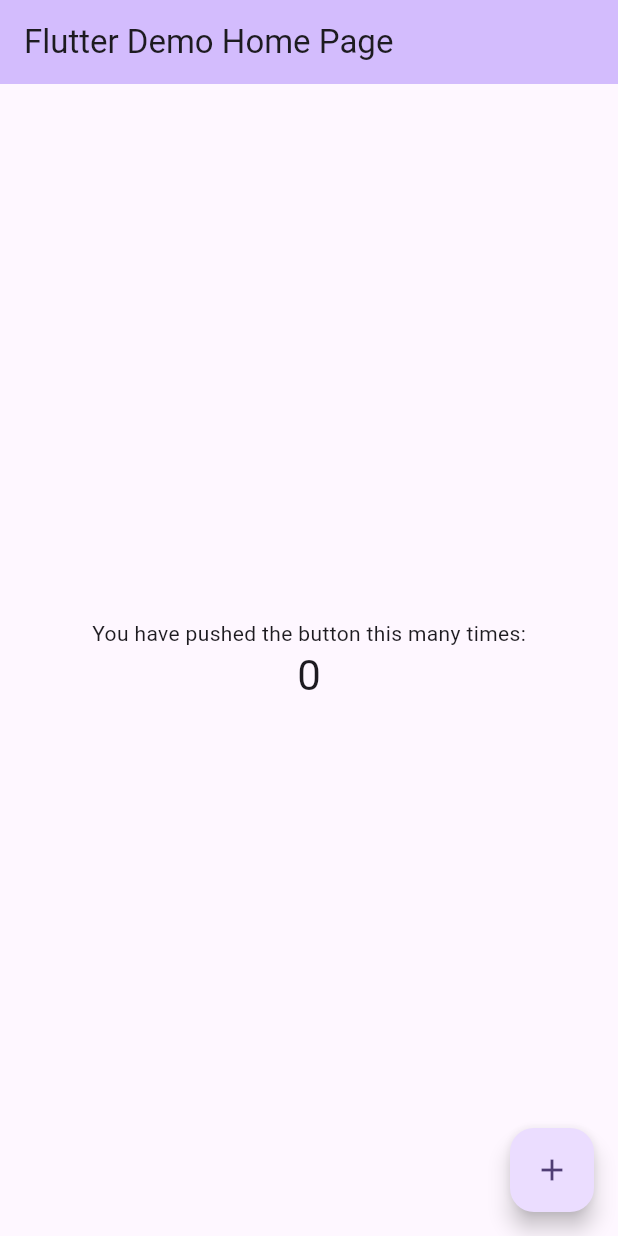
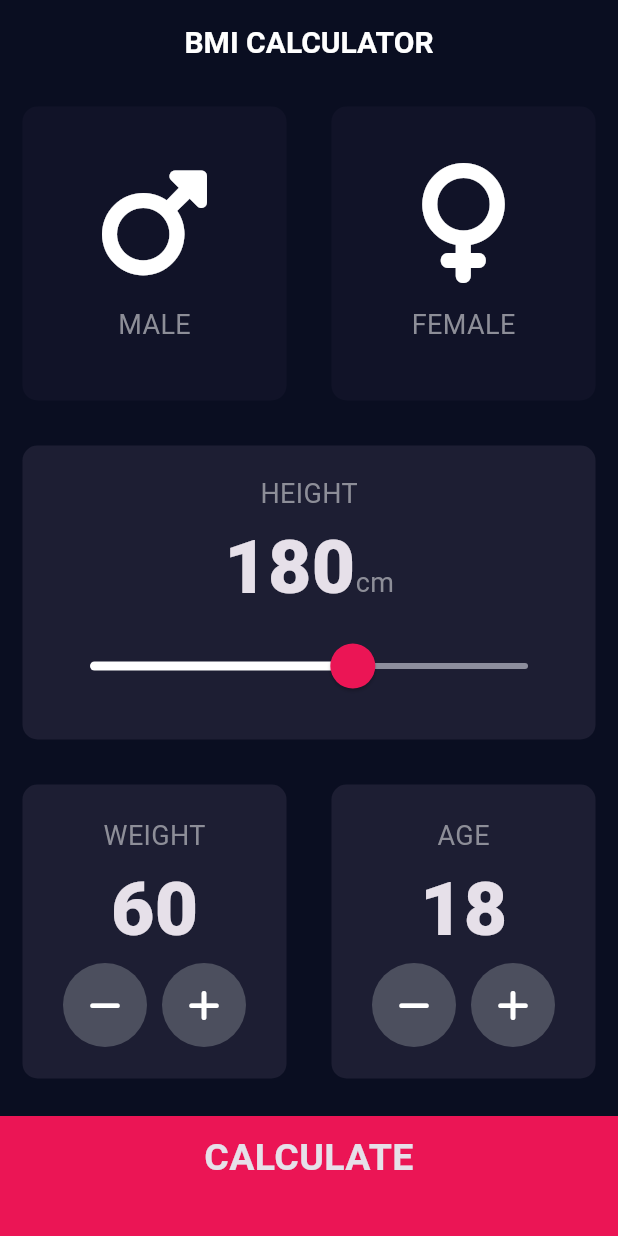
Before and after one commit to tasyamalia/bmi_calculator, a Flutter app: the screen it shows after launch, on a phone screen of 412 x 824 dp. Run offline on Flutter 3.47's test engine with Material 3 defaults, Android fonts, the phone set to English and light mode, and no system bars; our stand-ins replace font_awesome_flutter.

Commit message:
add project bmi calculator

```diff
--- /dev/null
+++ b/lib/calculator_brain.dart
@@ -0,0 +1,35 @@
+import 'dart:math';
+
+class CalculatorBrain {
+  CalculatorBrain({required this.height, required this.weight});
+
+  final int height;
+  final int weight;
+
+  late double _bmi;
+
+  String calculateBMI() {
+    _bmi = weight / pow(height / 100, 2);
+    return _bmi.toStringAsFixed(1);
+  }
+
+  String getResult() {
+    if (_bmi >= 25) {
+      return "Overweight";
+    } else if (_bmi > 18.5) {
+      return "Normal";
+    } else {
+      return "Underweight";
+    }
+  }
+
+  String getInterpretation() {
+    if (_bmi >= 25) {
+      return "You have a higher than normal body weight. Try excercise more";
+    } else if (_bmi > 18.5) {
+      return "You have a normal body weight. Good Job!";
+    } else {
+      return "You have a lower than normal body weight. You can eat a bit more";
+    }
+  }
+}
--- /dev/null
+++ b/lib/components/bottom_button.dart
@@ -0,0 +1,32 @@
+import 'package:bmi_calculator/constants.dart';
+import 'package:flutter/material.dart';
+
+class BottomButton extends StatelessWidget {
+  const BottomButton({super.key, this.onTap, required this.buttonTitle});
+
+  final Function? onTap;
+  final String buttonTitle;
+
+  @override
+  Widget build(BuildContext context) {
+    return GestureDetector(
+        onTap: () {
+          onTap?.call();
+        },
+        child: Container(
+          color: kBottomContainerColor,
+          margin: const EdgeInsets.only(top: 10),
+          padding: const EdgeInsets.only(bottom: 20),
+          width: double.infinity,
+          height: 80,
+          child: Padding(
+            padding: const EdgeInsets.only(top: 10),
+            child: Text(
+              buttonTitle,
+              style: kLargeButtonTextStyle,
+              textAlign: TextAlign.center,
+            ),
+          ),
+        ));
+  }
+}
--- /dev/null
+++ b/lib/components/icon_content.dart
@@ -0,0 +1,29 @@
+import 'package:bmi_calculator/constants.dart';
+import 'package:flutter/material.dart';
+
+class IconContent extends StatelessWidget {
+  const IconContent({super.key, required this.icon, required this.label});
+
+  final IconData icon;
+  final String label;
+
+  @override
+  Widget build(BuildContext context) {
+    return Column(
+      mainAxisAlignment: MainAxisAlignment.center,
+      children: [
+        Icon(
+          icon,
+          size: 80,
+        ),
+        const SizedBox(
+          height: 15,
+        ),
+        Text(
+          label,
+          style: kLabelTextStyle,
+        )
+      ],
+    );
+  }
+}
--- /dev/null
+++ b/lib/components/reusable_card.dart
@@ -0,0 +1,23 @@
+import 'package:flutter/material.dart';
+
+class ReusableCard extends StatelessWidget {
+  const ReusableCard(
+      {super.key, required this.colour, this.cardChild, this.onPress});
+  final Color colour;
+  final Widget? cardChild;
+  final Function? onPress;
+  @override
+  Widget build(BuildContext context) {
+    return GestureDetector(
+      onTap: () {
+        onPress?.call();
+      },
+      child: Container(
+          margin: const EdgeInsets.all(15),
+          padding: const EdgeInsets.all(15),
+          decoration: BoxDecoration(
+              color: colour, borderRadius: BorderRadius.circular(10)),
+          child: cardChild),
+    );
+  }
+}
--- /dev/null
+++ b/lib/components/round_icon_button.dart
@@ -0,0 +1,21 @@
+import 'package:flutter/material.dart';
+
+class RoundIconButton extends StatelessWidget {
+  const RoundIconButton({super.key, required this.icon, this.onPress});
+
+  final IconData icon;
+  final Function? onPress;
+  @override
+  Widget build(BuildContext context) {
+    return RawMaterialButton(
+      onPressed: () {
+        onPress?.call();
+      },
+      elevation: 0.0,
+      constraints: const BoxConstraints.tightFor(width: 56, height: 56),
+      shape: const CircleBorder(),
+      fillColor: const Color(0xff4c4f5e),
+      child: Icon(icon),
+    );
+  }
+}
--- /dev/null
+++ b/lib/constants.dart
@@ -0,0 +1,36 @@
+import 'package:flutter/material.dart';
+
+const kActiveCardColor = Color(0xFF1d1e33);
+const kInactiveCardColor = Color(0xFF111328);
+const kBottomContainerColor = Color(0xFfeb1555);
+
+const kLabelTextStyle = TextStyle(
+  fontSize: 18,
+  color: Color(0xFF8D8E98),
+);
+
+const kNumberTextStyle = TextStyle(
+  fontSize: 50,
+  fontWeight: FontWeight.w900,
+);
+
+const kLargeButtonTextStyle =
+    TextStyle(fontSize: 25, fontWeight: FontWeight.bold);
+
+const kTitleTextStyle = TextStyle(
+  fontSize: 50,
+  fontWeight: FontWeight.bold,
+);
+
+const kResultTetStyle = TextStyle(
+  color: Color(0xff24d876),
+  fontSize: 22,
+  fontWeight: FontWeight.bold,
+);
+
+const kBMITextStyle = TextStyle(
+  fontSize: 100,
+  fontWeight: FontWeight.bold,
+);
+
+const kBodyTextStyle = TextStyle(fontSize: 22);
--- a/lib/main.dart
+++ b/lib/main.dart
@@ -1,125 +1,28 @@
+import 'package:bmi_calculator/screens/input_page.dart';
 import 'package:flutter/material.dart';
 
-void main() {
-  runApp(const MyApp());
-}
+void main() => runApp(const BMICalculator());
 
-class MyApp extends StatelessWidget {
-  const MyApp({super.key});
+class BMICalculator extends StatelessWidget {
+  const BMICalculator({super.key});
 
-  // This widget is the root of your application.
   @override
   Widget build(BuildContext context) {
     return MaterialApp(
-      title: 'Flutter Demo',
-      theme: ThemeData(
-        // This is the theme of your application.
-        //
-        // TRY THIS: Try running your application with "flutter run". You'll see
-        // the application has a purple toolbar. Then, without quitting the app,
-        // try changing the seedColor in the colorScheme below to Colors.green
-        // and then invoke "hot reload" (save your changes or press the "hot
-        // reload" button in a Flutter-supported IDE, or press "r" if you used
-        // the command line to start the app).
-        //
-        // Notice that the counter didn't reset back to zero; the application
-        // state is not lost during the reload. To reset the state, use hot
-        // restart instead.
-        //
-        // This works for code too, not just values: Most code changes can be
-        // tested with just a hot reload.
-        colorScheme: ColorScheme.fromSeed(seedColor: Colors.deepPurple),
-        useMaterial3: true,
+      theme: ThemeData.dark().copyWith(
+        primaryColor: const Color(0xFF0A0E21),
+        scaffoldBackgroundColor: const Color(0xFF0A0E21),
+        appBarTheme: const AppBarTheme(
+          color: Color(0x00FFFFFF),
+          iconTheme: IconThemeData(color: Colors.white), // Icon color
+          titleTextStyle: TextStyle(
+            color: Colors.white, // Text color of AppBar title
+            fontSize: 20, // You can adjust the font size if needed
+            fontWeight: FontWeight.bold,
+          ),
+        ),
       ),
-      home: const MyHomePage(title: 'Flutter Demo Home Page'),
+      home: const InputPage(),
     );
   }
 }
-
-class MyHomePage extends StatefulWidget {
-  const MyHomePage({super.key, required this.title});
-
-  // This widget is the home page of your application. It is stateful, meaning
-  // that it has a State object (defined below) that contains fields that affect
-  // how it looks.
-
-  // This class is the configuration for the state. It holds the values (in this
-  // case the title) provided by the parent (in this case the App widget) and
-  // used by the build method of the State. Fields in a Widget subclass are
-  // always marked "final".
-
-  final String title;
-
-  @override
-  State<MyHomePage> createState() => _MyHomePageState();
-}
-
-class _MyHomePageState extends State<MyHomePage> {
-  int _counter = 0;
-
-  void _incrementCounter() {
-    setState(() {
-      // This call to setState tells the Flutter framework that something has
-      // changed in this State, which causes it to rerun the build method below
-      // so that the display can reflect the updated values. If we changed
-      // _counter without calling setState(), then the build method would not be
-      // called again, and so nothing would appear to happen.
-      _counter++;
-    });
-  }
-
-  @override
-  Widget build(BuildContext context) {
-    // This method is rerun every time setState is called, for instance as done
-    // by the _incrementCounter method above.
-    //
-    // The Flutter framework has been optimized to make rerunning build methods
-    // fast, so that you can just rebuild anything that needs updating rather
-    // than having to individually change instances of widgets.
-    return Scaffold(
-      appBar: AppBar(
-        // TRY THIS: Try changing the color here to a specific color (to
-        // Colors.amber, perhaps?) and trigger a hot reload to see the AppBar
-        // change color while the other colors stay the same.
-        backgroundColor: Theme.of(context).colorScheme.inversePrimary,
-        // Here we take the value from the MyHomePage object that was created by
-        // the App.build method, and use it to set our appbar title.
-        title: Text(widget.title),
-      ),
-      body: Center(
-        // Center is a layout widget. It takes a single child and positions it
-        // in the middle of the parent.
-        child: Column(
-          // Column is also a layout widget. It takes a list of children and
-          // arranges them vertically. By default, it sizes itself to fit its
-          // children horizontally, and tries to be as tall as its parent.
-          //
-          // Column has various properties to control how it sizes itself and
-          // how it positions its children. Here we use mainAxisAlignment to
-          // center the children vertically; the main axis here is the vertical
-          // axis because Columns are vertical (the cross axis would be
-          // horizontal).
-          //
-          // TRY THIS: Invoke "debug painting" (choose the "Toggle Debug Paint"
-          // action in the IDE, or press "p" in the console), to see the
-          // wireframe for each widget.
-          mainAxisAlignment: MainAxisAlignment.center,
-          children: <Widget>[
-            const Text(
-              'You have pushed the button this many times:',
-            ),
-            Text(
-              '$_counter',
-              style: Theme.of(context).textTheme.headlineMedium,
-            ),
-          ],
-        ),
-      ),
-      floatingActionButton: FloatingActionButton(
-        onPressed: _incrementCounter,
-        tooltip: 'Increment',
-        child: const Icon(Icons.add),
-      ), // This trailing comma makes auto-formatting nicer for build methods.
-    );
-  }
-}
--- /dev/null
+++ b/lib/screens/input_page.dart
@@ -0,0 +1,237 @@
+import 'package:bmi_calculator/calculator_brain.dart';
+import 'package:bmi_calculator/components/bottom_button.dart';
+import 'package:bmi_calculator/constants.dart';
+import 'package:bmi_calculator/components/icon_content.dart';
+import 'package:bmi_calculator/screens/results_page.dart';
+import 'package:bmi_calculator/components/reusable_card.dart';
+import 'package:bmi_calculator/components/round_icon_button.dart';
+import 'package:flutter/material.dart';
+import 'package:font_awesome_flutter/font_awesome_flutter.dart';
+
+enum Gender {
+  male,
+  female,
+}
+
+class InputPage extends StatefulWidget {
+  const InputPage({super.key});
+
+  @override
+  _InputPageState createState() => _InputPageState();
+}
+
+class _InputPageState extends State<InputPage> {
+  Gender? selectedGender;
+  int height = 180;
+  int weight = 60;
+  int age = 18;
+
+  @override
+  Widget build(BuildContext context) {
+    return Scaffold(
+        appBar: AppBar(
+          title: const Center(
+            child: Text(
+              'BMI CALCULATOR',
+            ),
+          ),
+        ),
+        body: Column(
+          crossAxisAlignment: CrossAxisAlignment.stretch,
+          children: [
+            Expanded(
+              child: Row(
+                children: [
+                  Expanded(
+                    child: ReusableCard(
+                      onPress: () {
+                        setState(() {
+                          selectedGender = Gender.male;
+                        });
+                      },
+                      colour: selectedGender == Gender.male
+                          ? kActiveCardColor
+                          : kInactiveCardColor,
+                      cardChild: const IconContent(
+                        icon: FontAwesomeIcons.mars,
+                        label: "MALE",
+                      ),
+                    ),
+                  ),
+                  Expanded(
+                    child: ReusableCard(
+                      onPress: () {
+                        setState(() {
+                          selectedGender = Gender.female;
+                        });
+                      },
+                      colour: selectedGender == Gender.female
+                          ? kActiveCardColor
+                          : kInactiveCardColor,
+                      cardChild: const IconContent(
+                        icon: FontAwesomeIcons.venus,
+                        label: "FEMALE",
+                      ),
+                    ),
+                  ),
+                ],
+              ),
+            ),
+            Expanded(
+              child: ReusableCard(
+                colour: kActiveCardColor,
+                cardChild: Column(
+                  mainAxisAlignment: MainAxisAlignment.center,
+                  children: [
+                    const Text(
+                      "HEIGHT",
+                      style: kLabelTextStyle,
+                    ),
+                    Row(
+                      mainAxisAlignment: MainAxisAlignment.center,
+                      crossAxisAlignment: CrossAxisAlignment.baseline,
+                      textBaseline: TextBaseline.alphabetic,
+                      children: [
+                        Text(
+                          height.toString(),
+                          style: kNumberTextStyle,
+                        ),
+                        const Text(
+                          "cm",
+                          style: kLabelTextStyle,
+                        )
+                      ],
+                    ),
+                    SliderTheme(
+                      data: SliderTheme.of(context).copyWith(
+                          inactiveTrackColor: const Color(0xff8d8e9d),
+                          activeTrackColor: Colors.white,
+                          thumbColor: const Color(0xFFeb1555),
+                          overlayColor: const Color(0x15eb1555),
+                          thumbShape: const RoundSliderThumbShape(
+                              enabledThumbRadius: 15),
+                          overlayShape:
+                              const RoundSliderOverlayShape(overlayRadius: 30)),
+                      child: Slider(
+                          value: height.toDouble(),
+                          min: 120,
+                          max: 220,
+                          onChanged: (double newValue) {
+                            setState(() {
+                              height = newValue.round();
+                            });
+                          }),
+                    )
+                  ],
+                ),
+              ),
+            ),
+            Expanded(
+              child: Row(
+                children: [
+                  Expanded(
+                    child: ReusableCard(
+                      colour: kActiveCardColor,
+                      cardChild: Column(
+                        mainAxisAlignment: MainAxisAlignment.center,
+                        children: [
+                          const Text(
+                            "WEIGHT",
+                            style: kLabelTextStyle,
+                          ),
+                          Text(
+                            weight.toString(),
+                            style: kNumberTextStyle,
+                          ),
+                          Row(
+                            mainAxisAlignment: MainAxisAlignment.center,
+                            children: [
+                              RoundIconButton(
+                                icon: FontAwesomeIcons.minus,
+                                onPress: () {
+                                  setState(() {
+                                    weight--;
+                                  });
+                                },
+                              ),
+                              const SizedBox(
+                                width: 10,
+                              ),
+                              RoundIconButton(
+                                icon: FontAwesomeIcons.plus,
+                                onPress: () {
+                                  setState(() {
+                                    weight++;
+                                  });
+                                },
+                              ),
+                            ],
+                          )
+                        ],
+                      ),
+                    ),
+                  ),
+                  Expanded(
+                    child: ReusableCard(
+                      colour: kActiveCardColor,
+                      cardChild: Column(
+                        mainAxisAlignment: MainAxisAlignment.center,
+                        children: [
+                          const Text(
+                            "AGE",
+                            style: kLabelTextStyle,
+                          ),
+                          Text(
+                            age.toString(),
+                            style: kNumberTextStyle,
+                          ),
+                          Row(
+                            mainAxisAlignment: MainAxisAlignment.center,
+                            children: [
+                              RoundIconButton(
+                                icon: FontAwesomeIcons.minus,
+                                onPress: () {
+                                  setState(() {
+                                    age--;
+                                  });
+                                },
+                              ),
+                              const SizedBox(
+                                width: 10,
+                              ),
+                              RoundIconButton(
+                                icon: FontAwesomeIcons.plus,
+                                onPress: () {
+                                  setState(() {
+                                    age++;
+                                  });
+                                },
+                              ),
+                            ],
+                          )
+                        ],
+                      ),
+                    ),
+                  ),
+                ],
+              ),
+            ),
+            BottomButton(
+              buttonTitle: "CALCULATE",
+              onTap: () {
+                CalculatorBrain calc =
+                    CalculatorBrain(height: height, weight: weight);
+                Navigator.push(
+                    context,
+                    MaterialPageRoute(
+                        builder: (context) => ResultsPage(
+                              bmiResult: calc.calculateBMI(),
+                              resultText: calc.getResult(),
+                              interpretationText: calc.getInterpretation(),
+                            )));
+              },
+            )
+          ],
+        ));
+  }
+}
--- /dev/null
+++ b/lib/screens/results_page.dart
@@ -0,0 +1,69 @@
+import 'package:bmi_calculator/components/bottom_button.dart';
+import 'package:bmi_calculator/constants.dart';
+import 'package:bmi_calculator/components/reusable_card.dart';
+import 'package:flutter/material.dart';
+
+class ResultsPage extends StatelessWidget {
+  const ResultsPage(
+      {super.key,
+      required this.bmiResult,
+      required this.resultText,
+      required this.interpretationText});
+
+  final String bmiResult;
+  final String resultText;
+  final String interpretationText;
+
+  @override
+  Widget build(BuildContext context) {
+    return Scaffold(
+      appBar: AppBar(
+        title: const Text("BMI CALCULATOR"),
+      ),
+      body: Column(
+        mainAxisAlignment: MainAxisAlignment.spaceEvenly,
+        children: [
+          Expanded(
+              child: Container(
+            padding: const EdgeInsets.all(15),
+            alignment: Alignment.bottomLeft,
+            child: const Text(
+              "Your Result",
+              style: kTitleTextStyle,
+            ),
+          )),
+          Expanded(
+              flex: 5,
+              child: ReusableCard(
+                colour: kActiveCardColor,
+                cardChild: Column(
+                  mainAxisAlignment: MainAxisAlignment.spaceEvenly,
+                  crossAxisAlignment: CrossAxisAlignment.center,
+                  children: [
+                    Text(
+                      resultText,
+                      style: kResultTetStyle,
+                    ),
+                    Text(
+                      bmiResult,
+                      style: kBMITextStyle,
+                    ),
+                    Text(
+                      interpretationText,
+                      style: kBodyTextStyle,
+                      textAlign: TextAlign.center,
+                    )
+                  ],
+                ),
+              )),
+          BottomButton(
+            buttonTitle: "RE-CALCULATE",
+            onTap: () {
+              Navigator.pop(context);
+            },
+          )
+        ],
+      ),
+    );
+  }
+}
```
Also changed, not shown: pubspec.yaml (+6 -16 lines), pubspec.lock, 1 other file.
